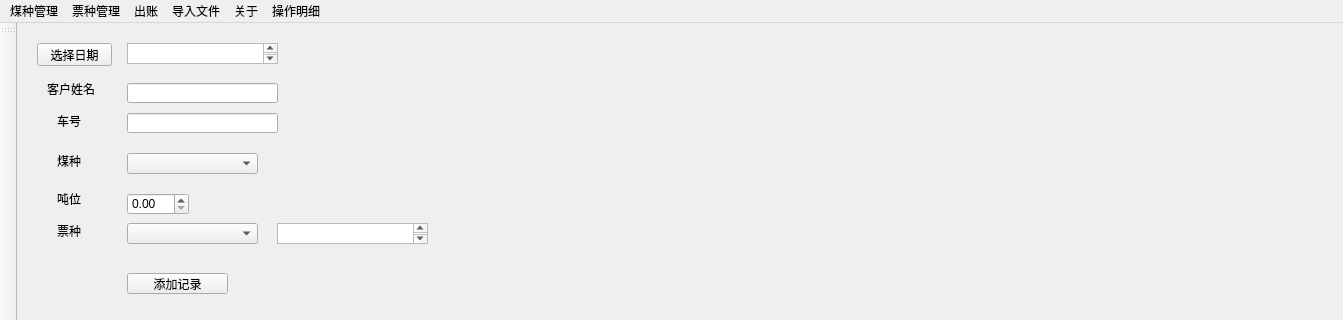
Qt form ui/main_window.ui (leexuehan/ParamGenerator) before a commit; both pictures show x 0 to 1343 and y 0 to 320 of the 1343 by 732 pixel window.
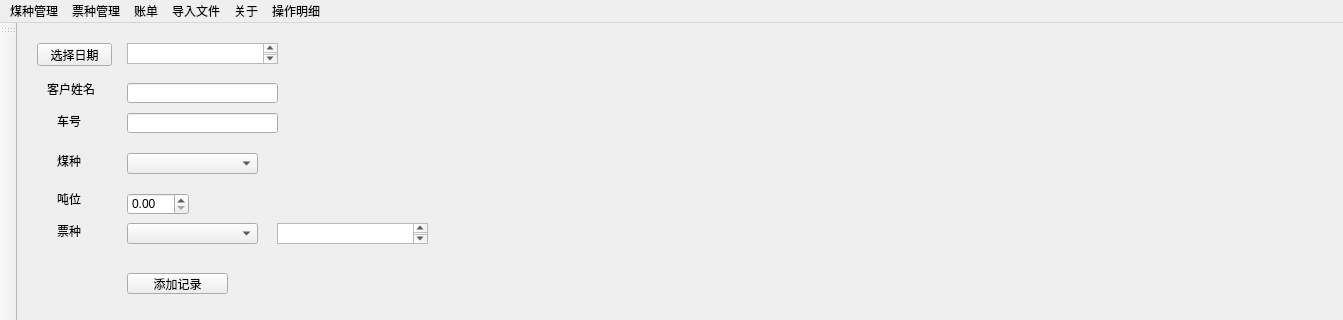
The same form after that commit.

Patch:
```diff
--- a/ui/main_window.ui
+++ b/ui/main_window.ui
@@ -206,7 +206,7 @@
    </property>
    <widget class="QMenu" name="menuhelp">
     <property name="title">
-     <string>出账</string>
+     <string>账单</string>
     </property>
     <addaction name="compute_by_person"/>
     <addaction name="compute_by_coal"/>
```
Left out of the diff: 2 changed lines with no effect on the pictures.
